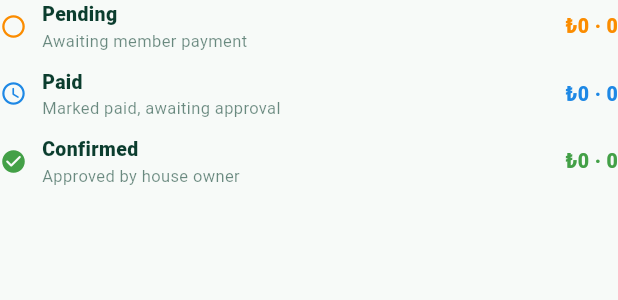
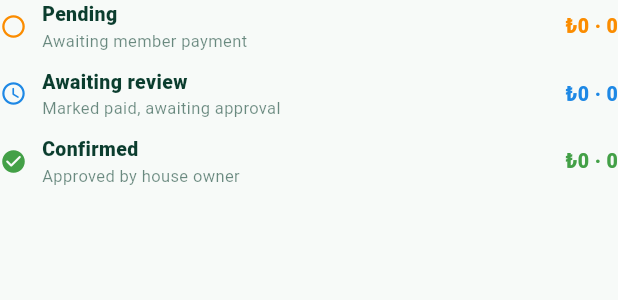
Before and after one commit to HusseinAbdow/roovia, a Flutter app: the AnalyticsPaymentSection widget shown alone on an empty page, opened directly with empty values, on a phone screen of 412 x 824 dp. Shown: the top 300 px of the screen. Run offline on Flutter 3.47's test engine with Material 3 defaults, Android fonts, the phone set to English and light mode, and no system bars; our stand-ins replace cached_network_image, cloud_firestore, file_picker, firebase_auth, firebase_core, firebase_messaging and 5 more; accounts and stored records are empty.

Commit message:
fix: clarify bill status terminology

```diff
--- a/lib/screens/analytics/analytics_members_section.dart
+++ b/lib/screens/analytics/analytics_members_section.dart
@@ -73,7 +73,7 @@ class AnalyticsMembersSection extends StatelessWidget {
                   runSpacing: 6,
                   children: [
                     _MiniPill(
-                      label: 'Paid ${formatMoney(contribution.markedPaidAmount)}',
+                      label: 'Awaiting review ${formatMoney(contribution.markedPaidAmount)}',
                       color: Colors.blue.shade600,
                     ),
                     _MiniPill(
--- a/lib/screens/analytics/analytics_payment_section.dart
+++ b/lib/screens/analytics/analytics_payment_section.dart
@@ -21,7 +21,7 @@ class AnalyticsPaymentSection extends StatelessWidget {
           icon: Icons.circle_outlined,
         ),
         _PaymentStateRow(
-          label: 'Paid',
+          label: 'Awaiting review',
           detail: 'Marked paid, awaiting approval',
           amount: statistics.markedPaidAmount,
           count: statistics.markedPaidCount,
--- a/lib/screens/expense_detail_screen.dart
+++ b/lib/screens/expense_detail_screen.dart
@@ -569,7 +569,7 @@ class _ExpenseDetailScreenState extends State<ExpenseDetailScreen> {
                                         crossAxisAlignment: CrossAxisAlignment.start,
                                         children: [
                                           Text(
-                                            'Paid $paidOrConfirmed / $totalParticipants',
+                                            'Settled $paidOrConfirmed / $totalParticipants',
                                             style: const TextStyle(fontWeight: FontWeight.w700),
                                           ),
                                           const SizedBox(height: 8),
@@ -710,7 +710,7 @@ class _ExpenseDetailScreenState extends State<ExpenseDetailScreen> {
                                         ),
                                         _SummaryPill(
                                           icon: Icons.hourglass_bottom,
-                                          label: 'Paid',
+                                          label: 'Awaiting review',
                                           value: paidCount,
                                           color: Colors.blue,
                                         ),
@@ -1004,7 +1004,9 @@ class _StatusBadge extends StatelessWidget {
 
   String get _label {
     if (status == 'confirmed') return 'Confirmed';
-    if (status == 'paid') return isMemberView ? 'Awaiting review' : 'Paid';
+    // Participant-level 'paid' means proof submitted but not yet approved
+    // by the owner, so it reads 'Awaiting review' in every view.
+    if (status == 'paid') return 'Awaiting review';
     if (dueDate != null && DateTime.now().isAfter(dueDate!)) return 'Overdue';
     return 'Pending';
   }
--- a/lib/screens/expense_screen.dart
+++ b/lib/screens/expense_screen.dart
@@ -1269,7 +1269,7 @@ class _BillCardContent extends StatelessWidget {
                 mainAxisAlignment: MainAxisAlignment.spaceBetween,
                 children: [
                   Text(
-                    'Paid $paidCount / ${participantDocs.length}',
+                    'Awaiting review $paidCount / ${participantDocs.length}',
                     style: Theme.of(context).textTheme.labelSmall?.copyWith(
                       fontWeight: FontWeight.w700,
                       color: _darkGreen,
@@ -1310,7 +1310,7 @@ class _BillCardContent extends StatelessWidget {
                   ),
                   _SummaryPill(
                     icon: Icons.hourglass_bottom,
-                    label: 'Paid',
+                    label: 'Awaiting review',
                     value: paidCount,
                     color: Colors.blue,
                   ),
@@ -1362,7 +1362,7 @@ class _BillCardContent extends StatelessWidget {
             ],
             if (bill.status == 'confirmed') ...[
               Text(
-                'Confirmed',
+                'Settled',
                 style: Theme.of(context).textTheme.bodySmall?.copyWith(
                   color: Colors.green.shade700,
                   fontWeight: FontWeight.w600,
```
